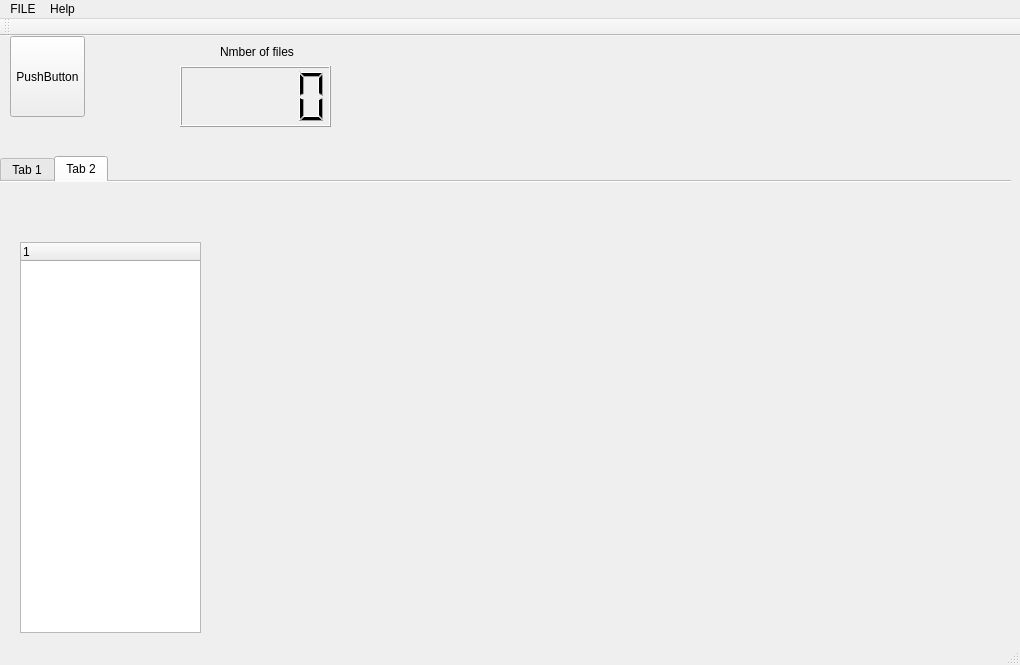
First picture: the form in mainwindow.ui, repository bedoalasklany/laser, before the edit.
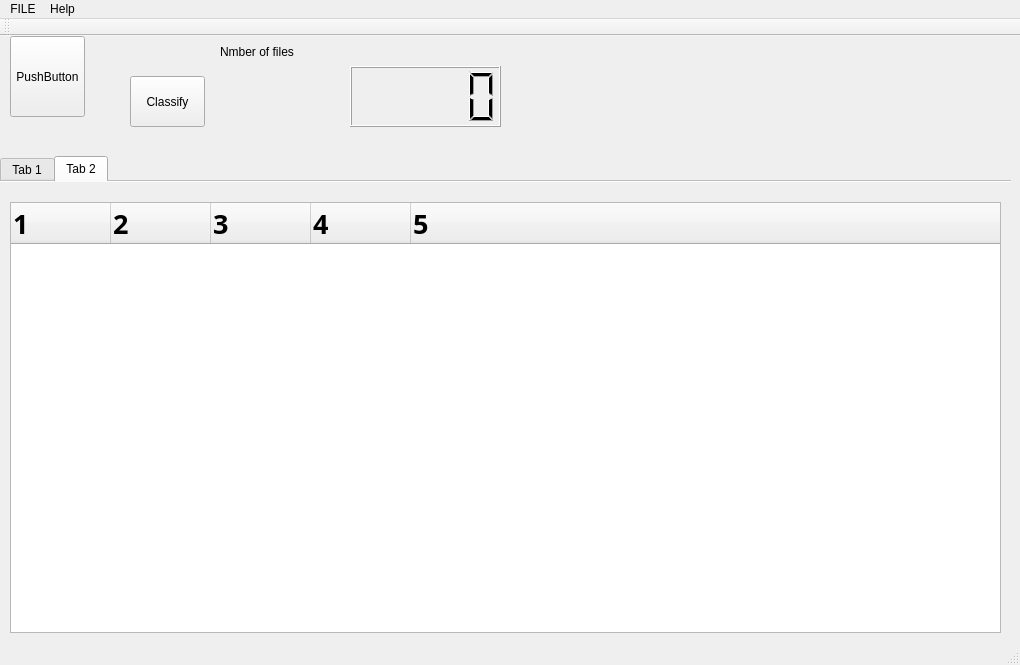
Second picture: the form after the edit.

```diff
--- a/mainwindow.ui
+++ b/mainwindow.ui
@@ -93,17 +93,51 @@
      <widget class="QTreeWidget" name="treeWidget">
       <property name="geometry">
        <rect>
-        <x>20</x>
-        <y>60</y>
-        <width>181</width>
-        <height>391</height>
+        <x>10</x>
+        <y>20</y>
+        <width>991</width>
+        <height>431</height>
        </rect>
       </property>
+      <property name="font">
+       <font>
+        <family>Sakkal Majalla</family>
+        <pointsize>20</pointsize>
+        <weight>75</weight>
+        <bold>true</bold>
+       </font>
+      </property>
+      <property name="wordWrap">
+       <bool>true</bool>
+      </property>
+      <property name="columnCount">
+       <number>5</number>
+      </property>
       <column>
        <property name="text">
         <string notr="true">1</string>
        </property>
       </column>
+      <column>
+       <property name="text">
+        <string notr="true">2</string>
+       </property>
+      </column>
+      <column>
+       <property name="text">
+        <string notr="true">3</string>
+       </property>
+      </column>
+      <column>
+       <property name="text">
+        <string notr="true">4</string>
+       </property>
+      </column>
+      <column>
+       <property name="text">
+        <string notr="true">5</string>
+       </property>
+      </column>
      </widget>
     </widget>
    </widget>
@@ -123,13 +157,26 @@
    <widget class="QLCDNumber" name="num_files">
     <property name="geometry">
      <rect>
-      <x>180</x>
+      <x>350</x>
       <y>30</y>
       <width>151</width>
       <height>61</height>
      </rect>
     </property>
    </widget>
+   <widget class="QPushButton" name="pushButton_2">
+    <property name="geometry">
+     <rect>
+      <x>130</x>
+      <y>40</y>
+      <width>75</width>
+      <height>51</height>
+     </rect>
+    </property>
+    <property name="text">
+     <string>Classify</string>
+    </property>
+   </widget>
   </widget>
   <widget class="QToolBar" name="mainToolBar">
    <attribute name="toolBarArea">
```
